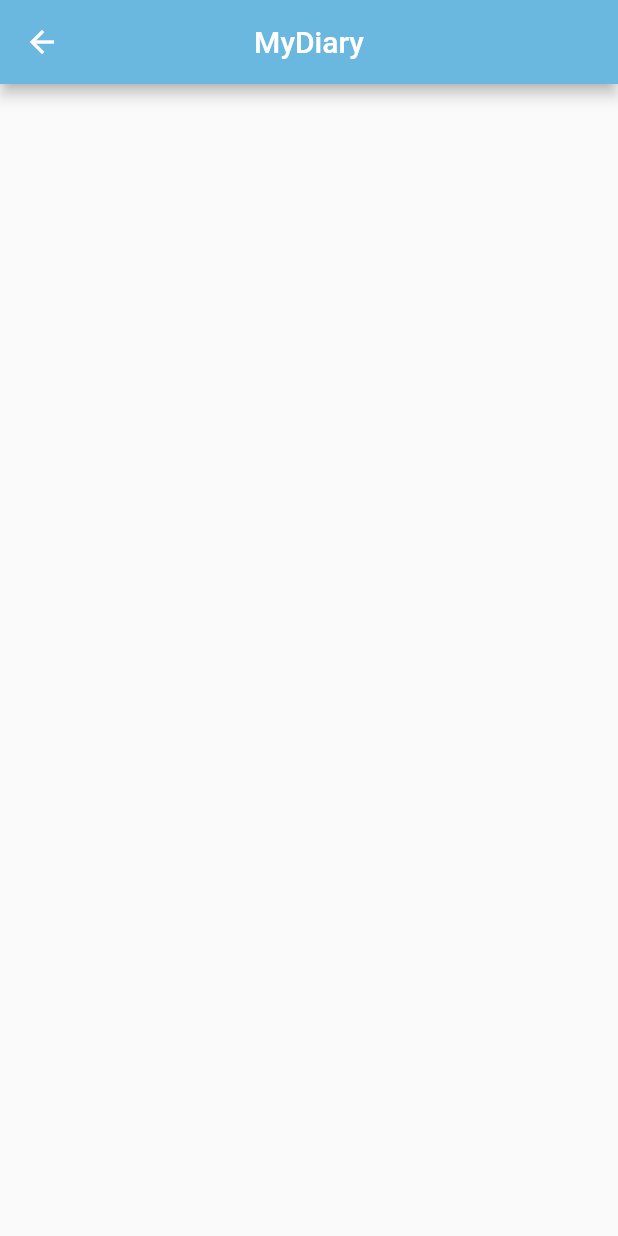
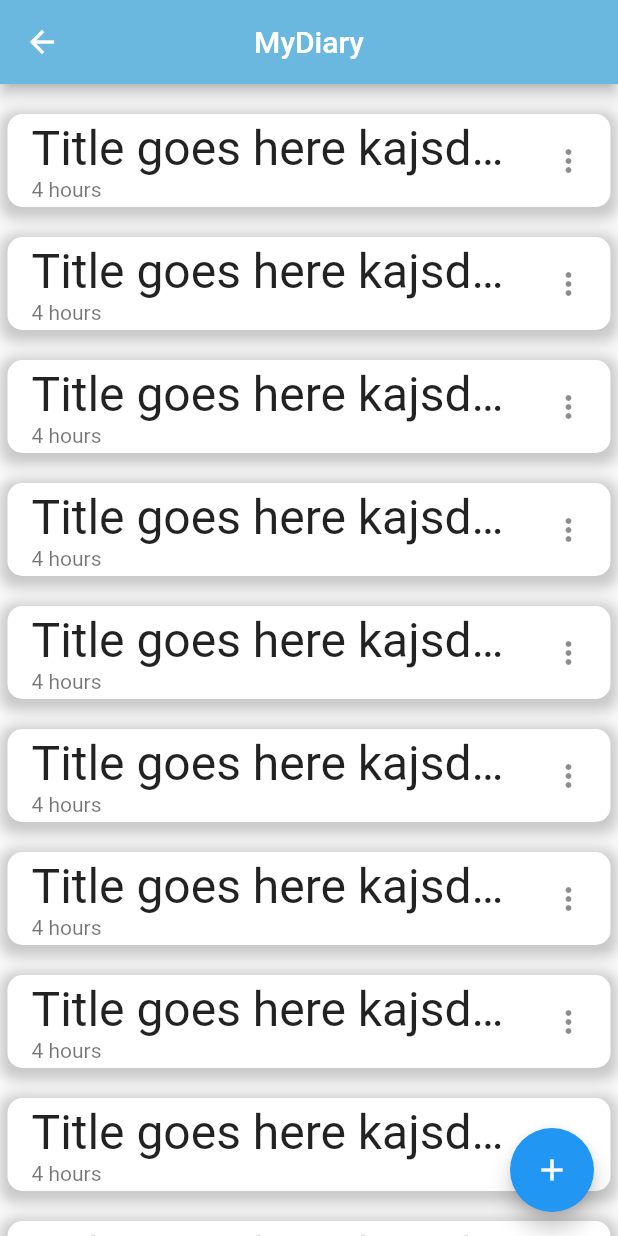
Before and after one commit to Dark-DEV-Coder/A-Little-Cloud, a Flutter app: the MyDiary screen opened directly, on a phone screen of 412 x 824 dp. Run offline on Flutter 3.47's test engine with Material 2 defaults, Android fonts, the light colour scheme and no system bars; our stand-ins replace cloud_firestore, firebase_core, flutter_svg, google_fonts, splashscreen; missing offline and left inert: dart:ffi; accounts and stored records are empty; network calls fail.

Commit message:
Update code my diary

```diff
--- a/alittlecloud/lib/ButtonNav/Motivation.dart
+++ b/alittlecloud/lib/ButtonNav/Motivation.dart
@@ -1,7 +1,7 @@
 import 'package:flutter/material.dart';
 
 import '../Custom_NavBar/DrawerNavBar.dart';
-import '../ListPost.dart';
+import '../post_staff.dart';
 
 class Motivation extends StatefulWidget{
   @override
@@ -12,9 +12,8 @@ class _Motivation extends State<Motivation> {
 
         Widget build(BuildContext context) {
       return Scaffold(
-        body: Center(
-          child: Text("Motivation Screen", style: TextStyle(fontSize: 40)),
-        ),
+        drawer: NavBar(),
+        body: PostStaff(),
       );
     }
 }
--- a/alittlecloud/lib/ListPost.dart
+++ b/alittlecloud/lib/ListPost.dart
@@ -60,6 +60,8 @@ class listpostState extends State<listpost> {
                           Text(
                             'Greyhound divisively hello coldly wonderfully marginally far upon excluding.',
                             style: TextStyle(color: Colors.white),
+                              maxLines: 3,
+                              overflow: TextOverflow.ellipsis,
                           ),
                           TextButton(onPressed: null, child: Text("Read more")),
                         ],
--- a/alittlecloud/lib/SideNavigation/MyDiary.dart
+++ b/alittlecloud/lib/SideNavigation/MyDiary.dart
@@ -1,15 +1,61 @@
 import 'package:alittlecloud/Custom_NavBar/custom_app_bar.dart';
 import 'package:flutter/material.dart';
+
 class MyDiary extends StatelessWidget {
-  const MyDiary ({Key? key}) : super(key: key);
-
+   MyDiary({Key? key}) : super(key: key);
+  final List<String> _title = <String>[];
+  final List<String> _hours = <String>[];
   @override
-  Widget build(BuildContext context) => Scaffold(
-    appBar: AppBar(
-      title: Text("MyDiary"),
-      centerTitle: true,
-      backgroundColor: primaryColor,
+  Widget build(BuildContext context) {
+    // TODO: implement build
+    return Scaffold(
+      appBar: AppBar(
+        title: Text("MyDiary"),
+        centerTitle: true,
+        backgroundColor: primaryColor,
+      ),
+      body: ListView.builder(itemBuilder: (context, index) {
+        if (index >= _title.length) {
+          _title.add("Title goes here kajsdasdfsdfsd");
+          _hours.add("4 hours");
+        }
+        return  _buildRow(_title[index], _hours[index]);
+      }),
+      floatingActionButton: FloatingActionButton(
+      onPressed: null,
+      child: Icon(Icons.add),
     ),
 
-  );
+    );
+  }
+Widget _buildRow(String t, String h){
+    return  Container(
+      margin: EdgeInsets.fromLTRB(5, 20, 5, 0),
+      child: ListTile(
+        title: Text(t,style: TextStyle(fontSize: 32),maxLines: 1,overflow: TextOverflow.ellipsis),
+        subtitle: Text(h),
+        trailing: Icon(Icons.more_vert_outlined),
+        shape: RoundedRectangleBorder(
+          borderRadius: BorderRadius.circular(16),
+        ),
+      ),
+      decoration: BoxDecoration(
+        color: Colors.white,
+        borderRadius: BorderRadius.only(
+            topLeft: Radius.circular(10),
+            topRight: Radius.circular(10),
+            bottomLeft: Radius.circular(10),
+            bottomRight: Radius.circular(10)
+        ),
+        boxShadow: [
+          BoxShadow(
+            color: Colors.black.withOpacity(0.2),
+            spreadRadius: 5,
+            blurRadius: 7,
+            offset: Offset(0, 3), // changes position of shadow
+          ),
+        ],
+      ),
+    );
 }
+}
--- a/alittlecloud/lib/post_staff.dart
+++ b/alittlecloud/lib/post_staff.dart
@@ -57,6 +57,8 @@ class PostStaffState extends State<PostStaff> {
                   child: Text(
                     'Greyhound divisively hello coldly wonderfully marginally far upon excluding.',
                     style: TextStyle(color: Colors.black.withOpacity(0.6)),
+                    maxLines: 2,
+                    overflow: TextOverflow.ellipsis,
                   ),
                 ),
                 Row(
```
